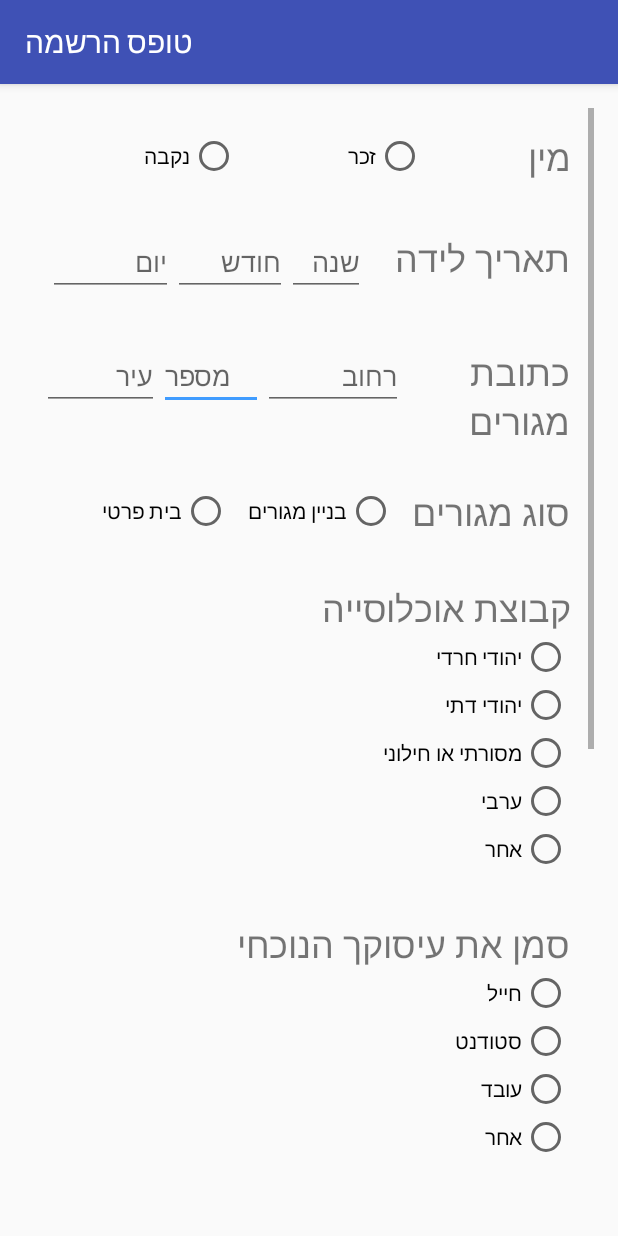
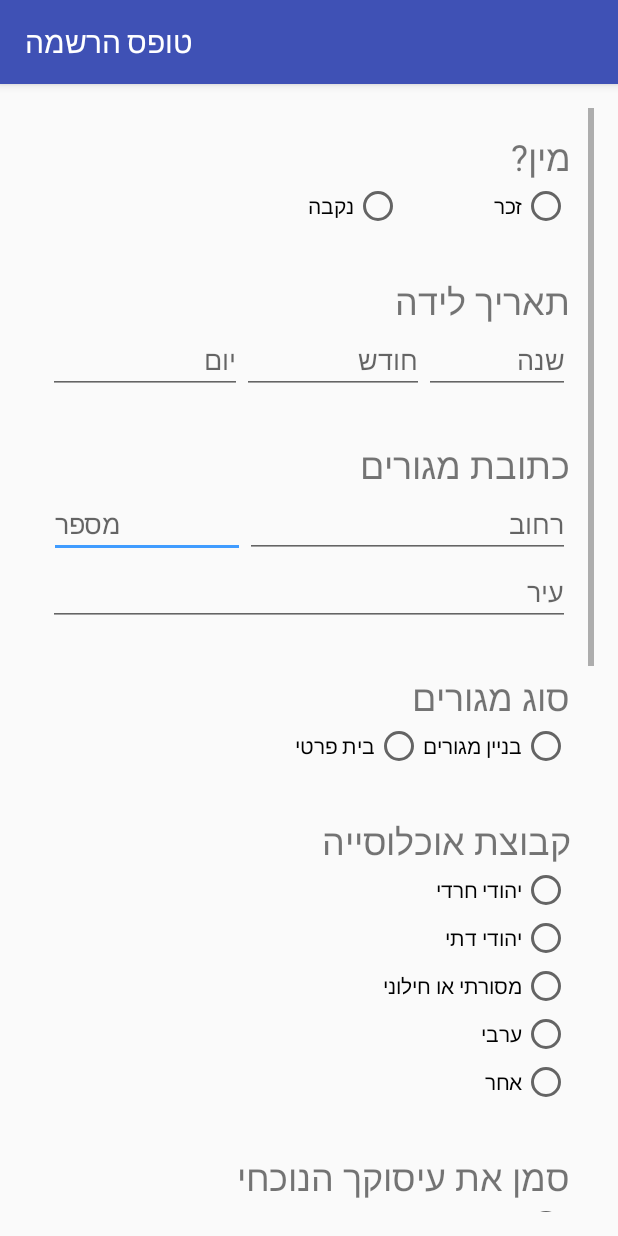
Before and after one commit to tjg0010/survey_app, an Android app: the RegisterActivity screen opened directly, with no data from a screen before it, on a phone screen of 412 x 824 dp. Run offline under Robolectric (Android 15) with nearby library versions, the phone set to English and light mode, and no system bars.

Commit message:
Small fixes in register screen

```diff
--- a/TAUSurveryApp/app/src/main/res/layout/activity_register.xml
+++ b/TAUSurveryApp/app/src/main/res/layout/activity_register.xml
@@ -33,14 +33,16 @@
             <LinearLayout
                     android:layout_width="match_parent"
                     android:layout_height="match_parent"
-                    android:orientation="horizontal"
+                    android:orientation="vertical"
                     android:layoutDirection="rtl"
                     android:layout_weight="1"
                     android:weightSum="2"
-                    android:layout_margin="15dp">
+                    android:layout_margin="15dp"
+                    android:id="@+id/LLSex">
+                <!--android:onClick="onClick" -->
 
                 <TextView
-                        android:text="מין"
+                        android:text="מין?"
                         android:layout_width="wrap_content"
                         android:layout_height="wrap_content"
                         android:id="@+id/lblSex"
@@ -76,7 +78,7 @@
 
             <!--Date of Birth-->
             <LinearLayout
-                android:orientation="horizontal"
+                android:orientation="vertical"
                 android:layout_width="match_parent"
                 android:layoutDirection="rtl"
                 android:layout_weight="1"
@@ -92,6 +94,11 @@
                     android:layout_weight="2"
                     android:textSize="24sp"
                     />
+
+                <LinearLayout
+                    android:layout_width="match_parent"
+                    android:layout_height="wrap_content"
+                    android:orientation="horizontal">
 
                     <EditText
                         android:layout_width="42dp"
@@ -119,12 +126,13 @@
                         android:id="@+id/txtDayOfBirth"
                         android:layout_weight="1"
                         android:hint="יום"/>
+                </LinearLayout>
 
             </LinearLayout>
 
             <!--Address-->
             <LinearLayout
-                android:orientation="horizontal"
+                android:orientation="vertical"
                 android:layout_width="match_parent"
                 android:layout_height="match_parent"
                 android:layout_margin="15dp"
@@ -141,6 +149,12 @@
                     android:id="@+id/lblAddress"
                     android:textSize="24sp"
                     android:layout_weight="0.5"/>
+
+                <!-- Street and number -->
+                <LinearLayout
+                    android:layout_width="match_parent"
+                    android:layout_height="wrap_content">
+
                     <!-- רחוב -->
                     <EditText
                         android:layout_width="130dp"
@@ -159,7 +173,11 @@
                         android:ems="10"
                         android:id="@+id/txtHouseNumber"
                         android:layout_weight="0.1"/>
+                </LinearLayout>
                 <!-- עיר-->
+                <LinearLayout
+                    android:layout_width="match_parent"
+                    android:layout_height="wrap_content">
                     <EditText
                         android:layout_width="111dp"
                         android:layout_height="wrap_content"
@@ -167,13 +185,14 @@
                         android:hint="עיר"
                         android:ems="10"
                         android:id="@+id/txtCity"
-                    android:layout_weight="0.1" />
+                        android:layout_weight="1" />
+                </LinearLayout>
 
             </LinearLayout>
 
             <!-- Building Type -->
             <LinearLayout
-                android:orientation="horizontal"
+                android:orientation="vertical"
                 android:layout_width="match_parent"
                 android:layout_height="wrap_content"
                 android:layoutDirection="rtl"
@@ -447,7 +466,7 @@
             <LinearLayout
                 android:layout_width="match_parent"
                 android:layout_height="wrap_content"
-                android:orientation="horizontal"
+                android:orientation="vertical"
                 android:layoutDirection="rtl"
                 android:layout_margin="15sp"
                 android:weightSum="1">
@@ -465,7 +484,9 @@
                     android:inputType="number"
                     android:ems="10"
                     android:id="@+id/txtboxNumOfKids"
-                    android:hint="0"/>
+                    android:hint="0"
+                    android:singleLine="true"
+                    android:selectAllOnFocus="true" />
 
 
 
```
Also changed, not shown: TAUSurveryApp/app/src/main/java/tau/user/tausurveryapp/RegisterActivity.java (+13 -0 lines). Lines whose indentation alone changed are shown as unchanged.
